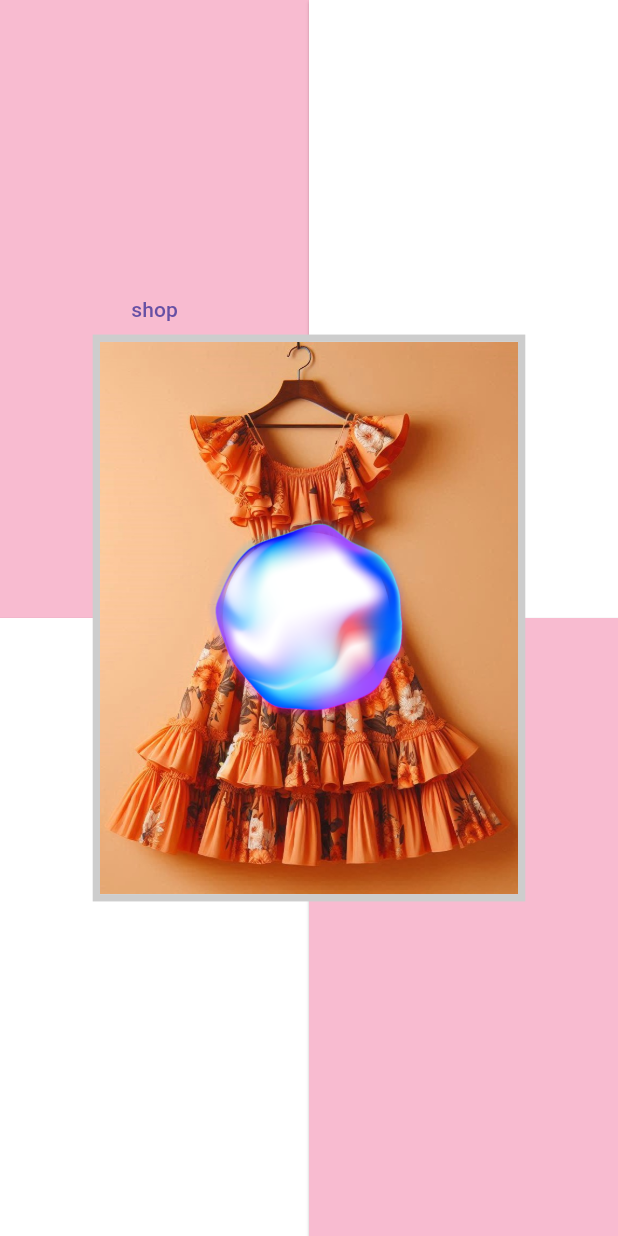
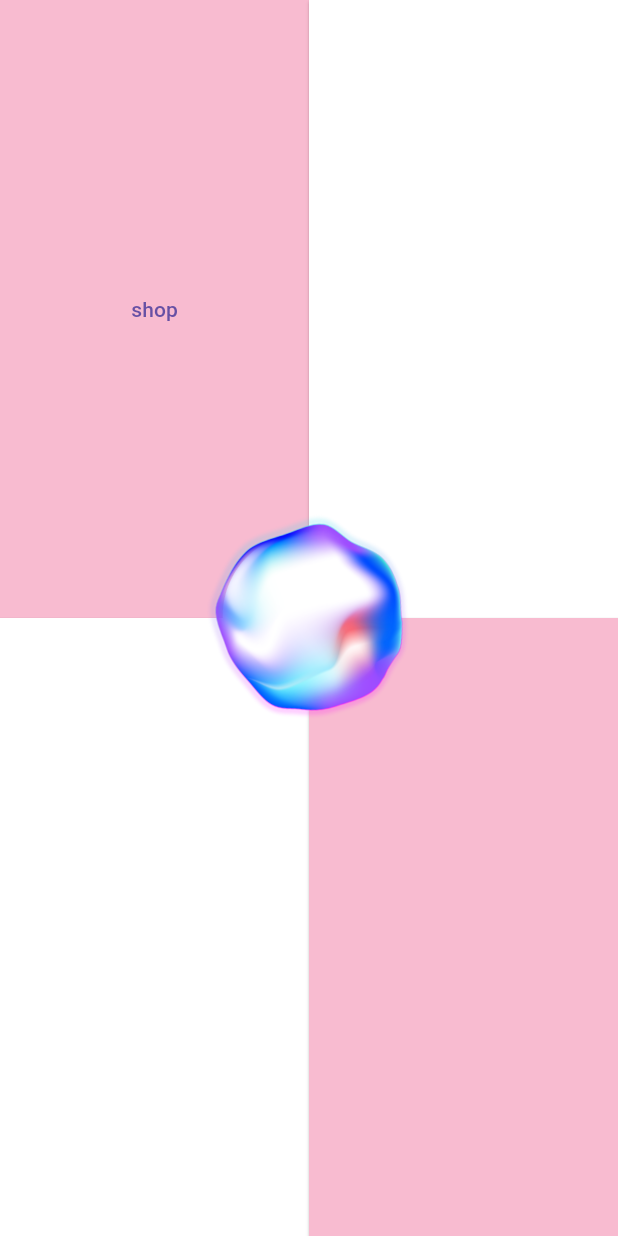
Before and after one commit to disara7/shopsense_app, a Flutter app: the screen it shows after launch, on a phone screen of 412 x 824 dp. Run offline on Flutter 3.47's test engine with Material 3 defaults, Android fonts, the phone set to English and light mode, and no system bars; our stand-ins replace flutter_tts, speech_to_text.

Commit message:
added next dress feature

```diff
--- a/lib/shop.dart
+++ b/lib/shop.dart
@@ -15,6 +15,8 @@ class Shop extends StatefulWidget {
 class _ShopState extends State<Shop> with SingleTickerProviderStateMixin {
   late AnimationController _controller;
   late Animation<double> _animation;
+  bool _showImage = false;
+  bool _showDress02 = false;
 
   @override
   void initState() {
@@ -32,6 +34,13 @@ class _ShopState extends State<Shop> with SingleTickerProviderStateMixin {
 
     // Initialize rotation animation
     _animation = Tween(begin: 0.0, end: 2 * 3.1415).animate(_controller);
+
+    // Delay showing the image
+    Future.delayed(Duration(seconds: 30), () {
+      setState(() {
+        _showImage = true;
+      });
+    });
   }
 
   Future<void> speakSentence(String sentence) async {
@@ -129,6 +138,10 @@ class _ShopState extends State<Shop> with SingleTickerProviderStateMixin {
                 },
                 child: ElevatedButton(
                   onPressed: () {
+                    setState(() {
+                      _showDress02 = true;
+                      _showImage = false;
+                    });
                     speakSentence(
                         'The next dress I found for you is a comfortable casual dress with a smoked bust to make you look smart.');
                   },
@@ -147,6 +160,7 @@ class _ShopState extends State<Shop> with SingleTickerProviderStateMixin {
               ),
             ],
           ),
+          if (_showImage)
             Positioned.fill(
               child: Center(
                 child: Transform.scale(
@@ -160,6 +174,25 @@ class _ShopState extends State<Shop> with SingleTickerProviderStateMixin {
                     ),
                     child: Image.asset(
                       'assets/images/dress01.jpeg',
+                    ),
+                  ),
+                ),
+              ),
+            ),
+          if (_showDress02)
+            Positioned.fill(
+              child: Center(
+                child: Transform.scale(
+                  scale: 0.7, // Adjust the scale factor as needed
+                  child: Container(
+                    decoration: BoxDecoration(
+                      border: Border.all(
+                        color: const Color.fromARGB(255, 205, 205, 205),
+                        width: 7.0, // Adjust the border width as needed
+                      ),
+                    ),
+                    child: Image.asset(
+                      'assets/images/dress02.jpeg',
                     ),
                   ),
                 ),
```
Also changed, not shown: assets/images/dress02.jpeg (added). Lines whose indentation alone changed are shown as unchanged.
